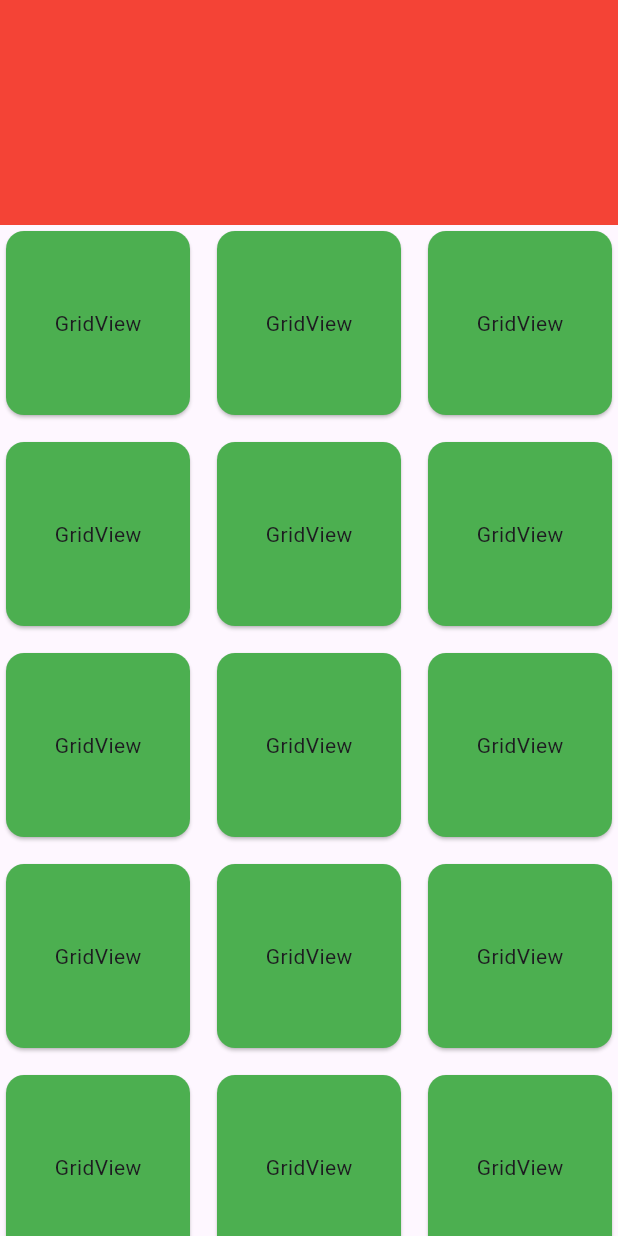
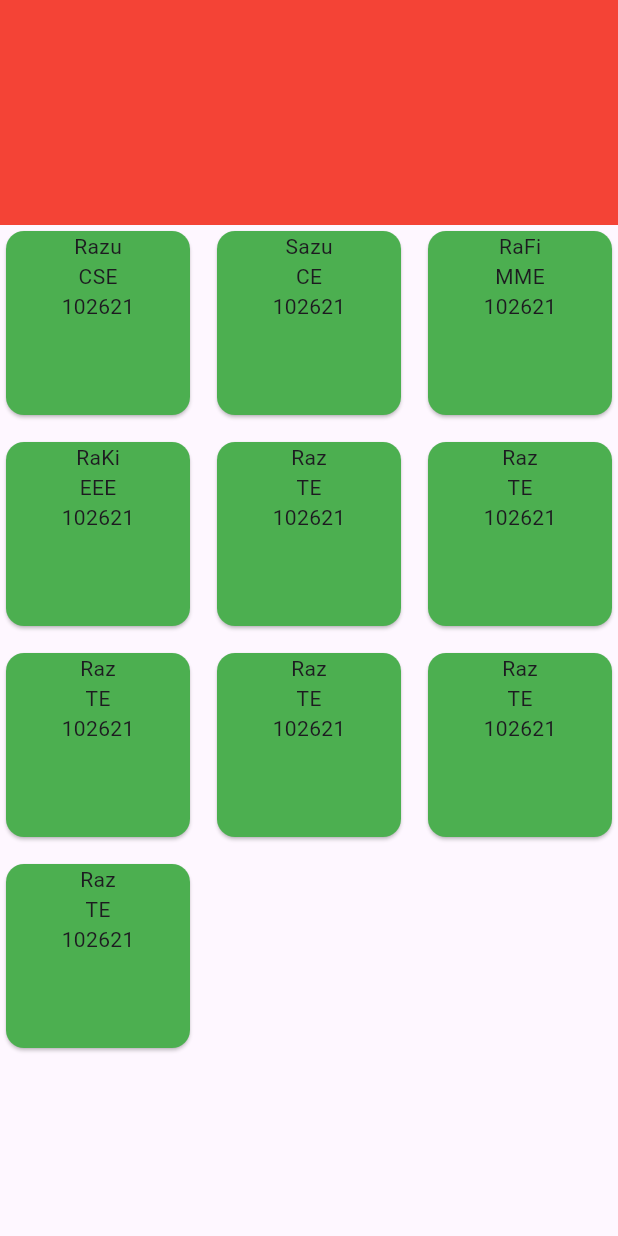
Before and after one commit to RaFiuL-RaZu/app_create2, a Flutter app: the screen it shows after launch, on a phone screen of 412 x 824 dp. Run offline on Flutter 3.47's test engine with Material 3 defaults, Android fonts, the phone set to English and light mode, and no system bars.

Commit message:
grid commit

```diff
--- a/lib/main.dart
+++ b/lib/main.dart
@@ -23,6 +23,20 @@ class MyApp extends StatelessWidget{
 class HomeScren extends StatelessWidget{
   HomeScren({Key? key}) : super(key: key);
 
+  List<Map> studentInfo=[
+    {"name":"Razu","dept":"CSE","Id":"102621"},
+    {"name":"Sazu","dept":"CE","Id":"102621"},
+    {"name":"RaFi","dept":"MME","Id":"102621"},
+    {"name":"RaKi","dept":"EEE","Id":"102621"},
+    {"name":"Raz","dept":"TE","Id":"102621"},
+    {"name":"Raz","dept":"TE","Id":"102621"},
+    {"name":"Raz","dept":"TE","Id":"102621"},
+    {"name":"Raz","dept":"TE","Id":"102621"},
+    {"name":"Raz","dept":"TE","Id":"102621"},
+    {"name":"Raz","dept":"TE","Id":"102621"},
+
+  ];
+
   @override
   Widget build(BuildContext context) {
 
@@ -39,7 +53,7 @@ class HomeScren extends StatelessWidget{
             GridView.builder(
               shrinkWrap: true,
                 physics: NeverScrollableScrollPhysics(),
-                itemCount: 20,
+                itemCount: studentInfo.length,
                 gridDelegate:SliverGridDelegateWithMaxCrossAxisExtent(
                   maxCrossAxisExtent: 150,
                   mainAxisSpacing: 10,
@@ -51,7 +65,19 @@ class HomeScren extends StatelessWidget{
                     child: SizedBox(
                       height: 100,
                       width: 100,
-                      child: Center(child: Text("GridView")),
+                      child: Center(
+                        child: Center(
+                          child: Column(
+                            children: [
+                              Center(child: Text(studentInfo[index]["name"])),
+                              Center(child: Text(studentInfo[index]["dept"])),
+                              Center(child: Text(studentInfo[index]["Id"])),
+
+                            ],
+                          ),
+                        ),
+                      ),
+
                     ),
                   );
                 }
```
